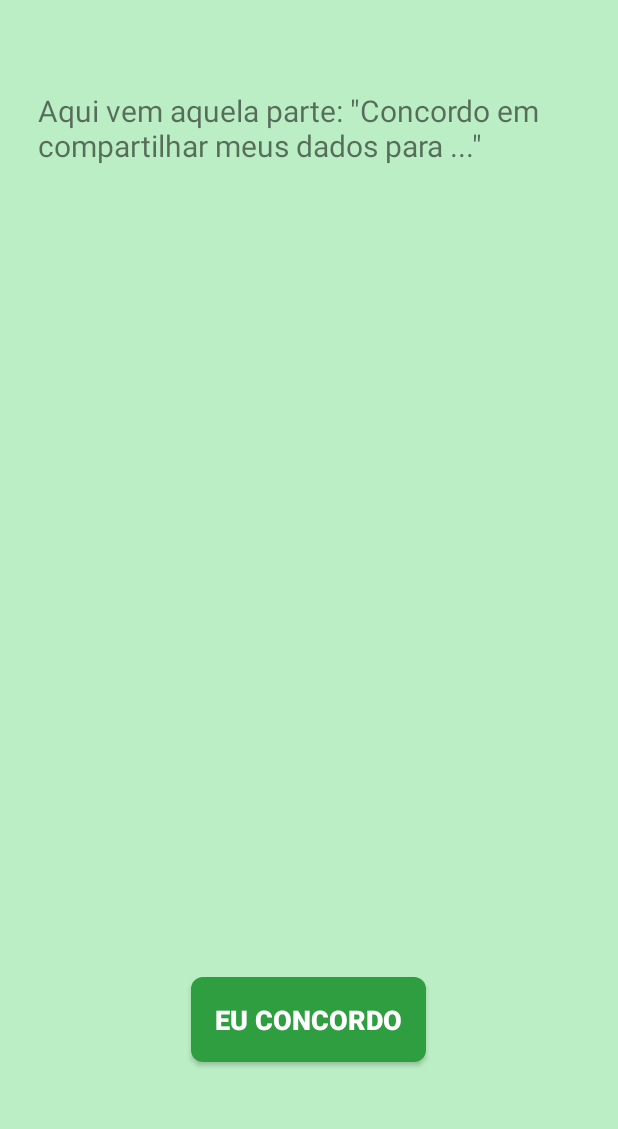
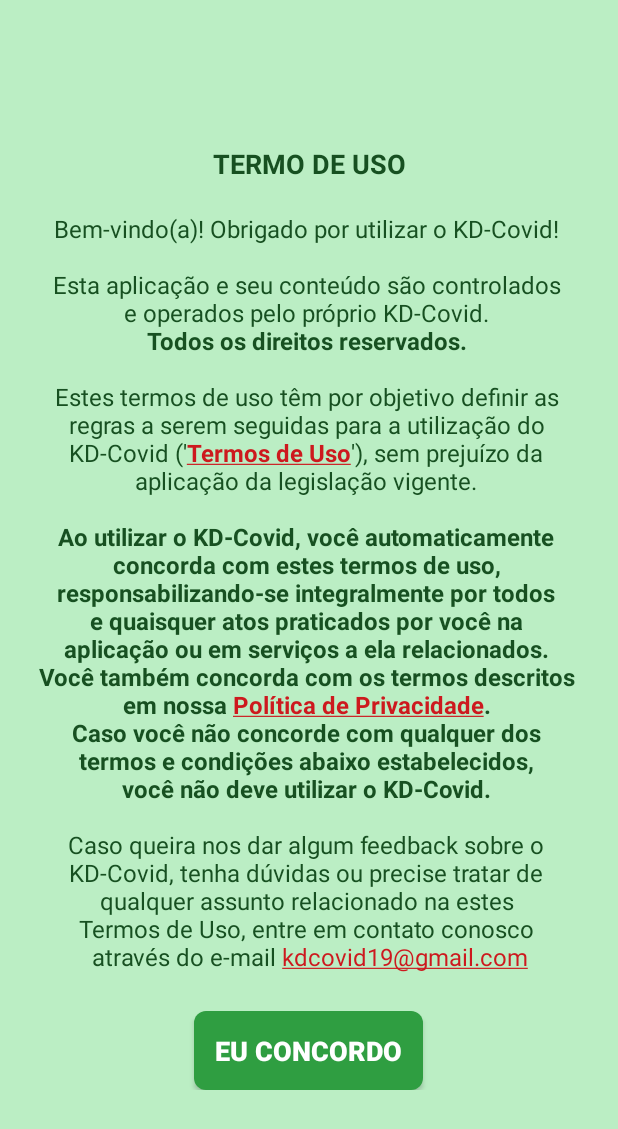
Before and after one commit to leonardo-silva/kd-covid, an Android app: the AgreementActivity screen opened directly, with no data from a screen before it, on a phone screen of 412 x 824 dp. Shown: the top 1129 px of the screen. Run offline under Robolectric (Android 15) with nearby library versions, the phone set to English and light mode, and no system bars.

Commit message:
Adding terms of use and privacy policy

```diff
--- a/kdcovid_app/app/src/main/java/com/dam/kdcovid_app/activity/AgreementActivity.java
+++ b/kdcovid_app/app/src/main/java/com/dam/kdcovid_app/activity/AgreementActivity.java
@@ -7,6 +7,7 @@ import android.content.Intent;
 import android.content.pm.PackageManager;
 import android.location.Location;
 import android.os.Bundle;
+import android.text.method.LinkMovementMethod;
 import android.view.View;
 import android.widget.Button;
 import android.widget.TextView;
@@ -22,6 +23,7 @@ import static android.Manifest.permission.ACCESS_FINE_LOCATION;
 public class AgreementActivity extends AppCompatActivity {
 
     private Patient patient;
+    private TextView tvAgreement;
     private Button btnIAgree;
     private FusedLocationProviderClient client;
     private String gpsLocation;
@@ -39,6 +41,8 @@ public class AgreementActivity extends AppCompatActivity {
                 checkGPSLocation();
             }
         });
+        tvAgreement = findViewById(R.id.tvAgreement);
+        tvAgreement.setMovementMethod(LinkMovementMethod.getInstance());
     }
 
     protected void nextActivity() {
--- a/kdcovid_app/app/src/main/res/layout/activity_agreement.xml
+++ b/kdcovid_app/app/src/main/res/layout/activity_agreement.xml
@@ -1,41 +1,54 @@
 <?xml version="1.0" encoding="utf-8"?>
-<androidx.constraintlayout.widget.ConstraintLayout xmlns:android="http://schemas.android.com/apk/res/android"
-    xmlns:app="http://schemas.android.com/apk/res-auto"
+
+<ScrollView
+    xmlns:android="http://schemas.android.com/apk/res/android"
     xmlns:tools="http://schemas.android.com/tools"
     android:layout_width="match_parent"
-    android:layout_height="match_parent"
+    android:layout_height="wrap_content"
+    android:layout_gravity="center_vertical"
+    android:fillViewport="true">
+
+    <LinearLayout
+        android:layout_width="match_parent"
+        android:layout_height="wrap_content"
+        android:layout_gravity="center_vertical"
+        android:orientation="vertical"
+        android:padding="15sp"
         tools:context=".activity.AgreementActivity">
+
+        <TextView
+            android:id="@+id/tvTermsOfUse"
+            android:layout_width="match_parent"
+            android:layout_height="wrap_content"
+            android:layout_marginBottom="20sp"
+            android:text="@string/lbl_terms_of_use"
+            android:textAlignment="center"
+            android:textColor="@color/colorPrimaryDark"
+            android:textSize="18sp"
+            android:textStyle="bold" />
+
+        <TextView
+            android:id="@+id/tvAgreement"
+            android:layout_width="match_parent"
+            android:layout_height="wrap_content"
+            android:text="@string/msg_agreement"
+            android:textAlignment="center"
+            android:textColor="@color/colorPrimaryDark"
+            android:textSize="16sp" />
 
         <Button
             android:id="@+id/btnIAgree"
             android:layout_width="wrap_content"
             android:layout_height="wrap_content"
-        android:layout_marginBottom="104dp"
+            android:layout_gravity="center_horizontal"
+            android:layout_marginTop="25sp"
             android:background="@drawable/rounded_button"
-        android:padding="16dp"
+            android:padding="14dp"
             android:text="@string/iagree_lbl"
             android:textColor="@android:color/background_light"
             android:textSize="18sp"
-        android:textStyle="bold"
-        app:layout_constraintBottom_toBottomOf="parent"
-        app:layout_constraintEnd_toEndOf="parent"
-        app:layout_constraintHorizontal_bias="0.498"
-        app:layout_constraintStart_toStartOf="parent"
-        app:layout_constraintTop_toBottomOf="@+id/tvAgreement"
-        app:layout_constraintVertical_bias="0.978" />
+            android:textStyle="bold" />
 
-    <TextView
-        android:id="@+id/tvAgreement"
-        android:layout_width="0dp"
-        android:layout_height="wrap_content"
-        android:layout_marginStart="25dp"
-        android:layout_marginLeft="25dp"
-        android:layout_marginTop="60dp"
-        android:layout_marginEnd="25dp"
-        android:layout_marginRight="25dp"
-        android:text="@string/agreement_msg"
-        android:textSize="20sp"
-        app:layout_constraintEnd_toEndOf="parent"
-        app:layout_constraintStart_toStartOf="parent"
-        app:layout_constraintTop_toTopOf="parent" />
-</androidx.constraintlayout.widget.ConstraintLayout>
+    </LinearLayout>
+
+</ScrollView>
--- a/kdcovid_app/app/src/main/res/layout/activity_city.xml
+++ b/kdcovid_app/app/src/main/res/layout/activity_city.xml
@@ -57,19 +57,6 @@
         android:layout_height="wrap_content">
 
         <RadioButton
-            android:id="@+id/rdbSalinas"
-            android:layout_width="match_parent"
-            android:layout_height="wrap_content"
-            android:background="@color/colorPrimary"
-            android:buttonTint="@android:color/white"
-            android:paddingTop="5sp"
-            android:paddingBottom="5sp"
-            android:text="@string/salinas_lbl"
-            android:textColor="@android:color/white"
-            android:textSize="25sp"
-            android:textStyle="bold" />
-
-        <RadioButton
             android:id="@+id/rdbAracuai"
             android:layout_width="match_parent"
             android:layout_height="wrap_content"
@@ -78,19 +65,6 @@
             android:paddingTop="5sp"
             android:paddingBottom="5sp"
             android:text="@string/aracuai_lbl"
-            android:textColor="@android:color/white"
-            android:textSize="25sp"
-            android:textStyle="bold" />
-
-        <RadioButton
-            android:id="@+id/rdbTaiobeiras"
-            android:layout_width="match_parent"
-            android:layout_height="wrap_content"
-            android:background="@color/colorPrimary"
-            android:buttonTint="@android:color/white"
-            android:paddingTop="5sp"
-            android:paddingBottom="5sp"
-            android:text="@string/taiobeiras_lbl"
             android:textColor="@android:color/white"
             android:textSize="25sp"
             android:textStyle="bold" />
@@ -109,19 +83,6 @@
             android:textStyle="bold" />
 
         <RadioButton
-            android:id="@+id/rdbSaoJoaoDoParaiso"
-            android:layout_width="match_parent"
-            android:layout_height="wrap_content"
-            android:background="@color/colorPrimary"
-            android:buttonTint="@android:color/white"
-            android:paddingTop="5sp"
-            android:paddingBottom="5sp"
-            android:text="@string/sao_joao_do_paraiso_lbl"
-            android:textColor="@android:color/white"
-            android:textSize="25sp"
-            android:textStyle="bold" />
-
-        <RadioButton
             android:id="@+id/rdbJanauba"
             android:layout_width="match_parent"
             android:layout_height="wrap_content"
@@ -130,6 +91,19 @@
             android:paddingTop="5sp"
             android:paddingBottom="5sp"
             android:text="@string/janauba_lbl"
+            android:textColor="@android:color/white"
+            android:textSize="25sp"
+            android:textStyle="bold" />
+
+        <RadioButton
+            android:id="@+id/rdbMontesClaros"
+            android:layout_width="match_parent"
+            android:layout_height="wrap_content"
+            android:background="@color/colorPrimary"
+            android:buttonTint="@android:color/white"
+            android:paddingTop="5sp"
+            android:paddingBottom="5sp"
+            android:text="@string/montes_claros_lbl"
             android:textColor="@android:color/white"
             android:textSize="25sp"
             android:textStyle="bold" />
@@ -148,14 +122,40 @@
             android:textStyle="bold" />
 
         <RadioButton
-            android:id="@+id/rdbMontesClaros"
+            android:id="@+id/rdbSalinas"
             android:layout_width="match_parent"
             android:layout_height="wrap_content"
             android:background="@color/colorPrimary"
             android:buttonTint="@android:color/white"
             android:paddingTop="5sp"
             android:paddingBottom="5sp"
-            android:text="@string/montes_claros_lbl"
+            android:text="@string/salinas_lbl"
+            android:textColor="@android:color/white"
+            android:textSize="25sp"
+            android:textStyle="bold" />
+
+        <RadioButton
+            android:id="@+id/rdbSaoJoaoDoParaiso"
+            android:layout_width="match_parent"
+            android:layout_height="wrap_content"
+            android:background="@color/colorPrimary"
+            android:buttonTint="@android:color/white"
+            android:paddingTop="5sp"
+            android:paddingBottom="5sp"
+            android:text="@string/sao_joao_do_paraiso_lbl"
+            android:textColor="@android:color/white"
+            android:textSize="25sp"
+            android:textStyle="bold" />
+
+        <RadioButton
+            android:id="@+id/rdbTaiobeiras"
+            android:layout_width="match_parent"
+            android:layout_height="wrap_content"
+            android:background="@color/colorPrimary"
+            android:buttonTint="@android:color/white"
+            android:paddingTop="5sp"
+            android:paddingBottom="5sp"
+            android:text="@string/taiobeiras_lbl"
             android:textColor="@android:color/white"
             android:textSize="25sp"
             android:textStyle="bold" />
--- a/kdcovid_app/app/src/main/res/layout/activity_phone.xml
+++ b/kdcovid_app/app/src/main/res/layout/activity_phone.xml
@@ -105,7 +105,7 @@
         android:drawableEnd="@drawable/ic_arrow_forward_white_24dp"
         android:onClick="onclickBtnPhoneNext"
         android:padding="16dp"
-        android:text="@string/finish_lbl"
+        android:text="@string/lbl_finish"
         android:textColor="@android:color/white"
         android:textSize="18sp"
         android:textStyle="bold" />
--- a/kdcovid_app/app/src/main/res/values/strings.xml
+++ b/kdcovid_app/app/src/main/res/values/strings.xml
@@ -11,7 +11,6 @@
         \n\nEstamos com você!</string>
     <string name="with_support_msg">Com o apoio de</string>
     <string name="next_lbl">Continue</string>
-    <string name="agreement_msg">Aqui vem aquela parte: \"Concordo em compartilhar meus dados para ...\"</string>
     <string name="iagree_lbl">Eu concordo</string>
     <string name="feeling_msg">Como você está se sentindo?</string>
     <string name="nosymptom_msg">bem, não sinto nenhum \ntipo de sintoma</string>
@@ -175,7 +174,31 @@
     <string name="err_db_record_exists">Registro já foi feito! Deve-se esperar no mínimo dois dias de intervalo!</string>
     <string name="err_db_unexpected_exception">Ocorreu um erro inesperado! Tente novamente em alguns instantes!</string>
     <string name="msg_db_insert_ok">Dados enviados com SUCESSO!</string>
-    <string name="finish_lbl">Finalizar</string>
+    <string name="lbl_finish">Finalizar</string>
     <string name="msg_press_again_to_leave">Pressione novamente para sair</string>
+    <string name="lbl_terms_of_use">TERMO DE USO</string>
+    <string name="msg_agreement">Bem-vindo(a)! Obrigado por utilizar o KD-Covid!
+        \n\nEsta aplicação e seu conteúdo são controlados
+        \ne operados pelo próprio KD-Covid.
+        \n<b>Todos os direitos reservados.</b>
+        \n\nEstes termos de uso têm por objetivo definir as
+        \nregras a serem seguidas para a utilização do
+        \nKD-Covid (\'<b><a href="http://www.leonardosilva.educationhost.cloud/kdcovid/TermosUsoATF-24_6_20.html">Termos de Uso</a></b>\'), sem prejuízo da
+        \naplicação da legislação vigente.
+        \n\n<b>Ao utilizar o KD-Covid, você automaticamente
+        \nconcorda com estes termos de uso,
+        \nresponsabilizando-se integralmente por todos
+        \ne quaisquer atos praticados por você na
+        \naplicação ou em serviços a ela relacionados.
+        \nVocê também concorda com os termos descritos
+        \nem nossa <a href="http://www.leonardosilva.educationhost.cloud/kdcovid/PoliticaPrivacidade-ATF-24_6_20.html">Política de Privacidade</a>.
+        \nCaso você não concorde com qualquer dos
+        \ntermos e condições abaixo estabelecidos,
+        \nvocê não deve utilizar o KD-Covid.</b>
+        \n\nCaso queira nos dar algum feedback sobre o
+        \nKD-Covid, tenha dúvidas ou precise tratar de
+        \nqualquer assunto relacionado na estes
+        \nTermos de Uso, entre em contato conosco
+        \natravés do e-mail <a href="mailto:kdcovid19@gmail.com">kdcovid19@gmail.com</a></string>
     <string name="diarrhea_lbl">Diarreia</string>
 </resources>
```
Also changed, not shown: 4 other files. Lines whose indentation alone changed are shown as unchanged.
